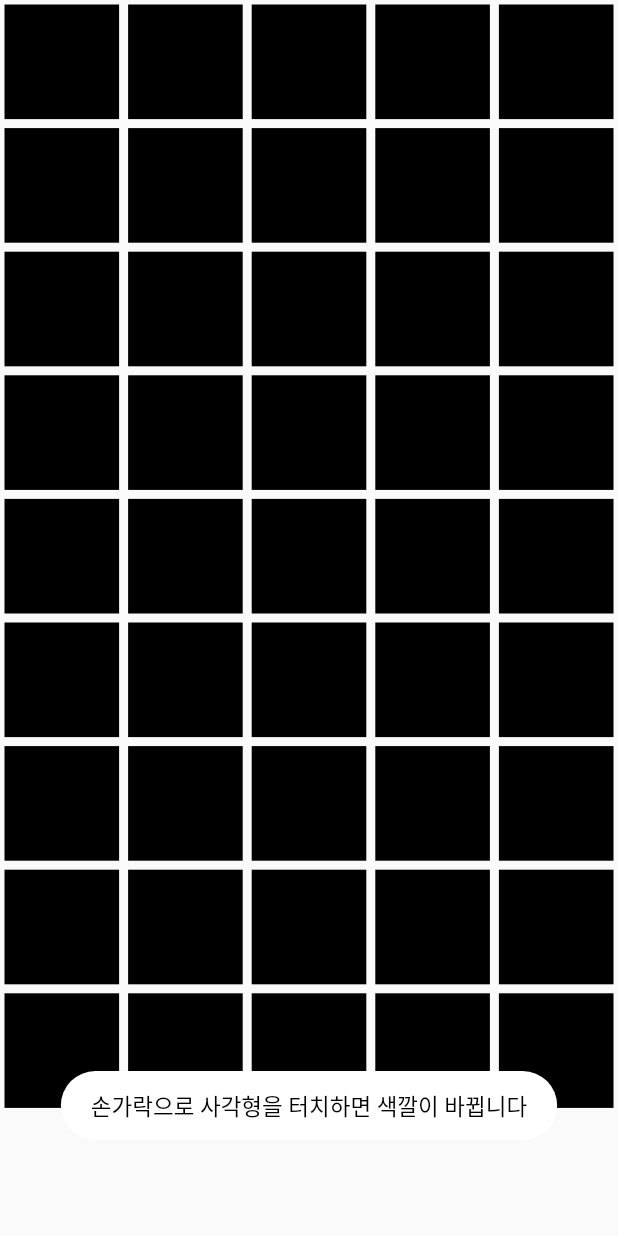
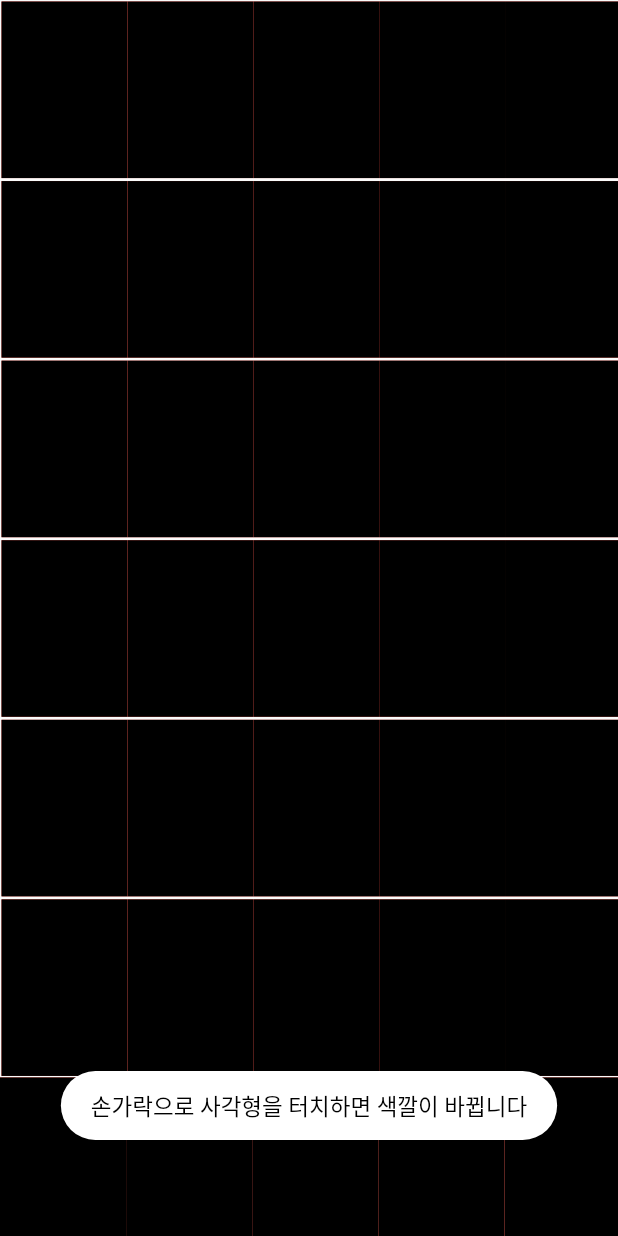
Before and after one commit to rlaqudwls25/wonders_inspection_app, a Flutter app: the screen it shows after launch, after a tap on "터치", on a phone screen of 412 x 824 dp. Run offline on Flutter 3.47's test engine with Material 2 defaults, Android fonts, the phone set to English and light mode, and no system bars; our stand-ins replace camera, connectivity, flutter_bluetooth_serial, fluttertoast, geolocator, google_maps_flutter and 4 more; missing offline and left inert: flashlight, flutter_sensor_compass, mic_stream, proximity_plugin.

Commit message:
touch 기능 구현 수정(Mediaquery적용, 스크롤 x)

```diff
--- a/lib/screens/touch.dart
+++ b/lib/screens/touch.dart
@@ -1,5 +1,9 @@
+import 'package:flutter/cupertino.dart';
 import 'package:flutter/material.dart';
 import 'package:fluttertoast/fluttertoast.dart';
+
+
+
 
 class Touch extends StatefulWidget {
   @override
@@ -19,27 +23,161 @@ class _TouchState extends State<Touch> {
         backgroundColor: Colors.white,
         textColor: Colors.black,
         fontSize: 15.0);
-    return Scaffold(
-      body: Container(
-        child: GridView.count(
-          crossAxisCount: 5,
-          children: List.generate(45, (index) {
-            return MyWidget(
-              index: index,
-              color: cellColor,
-            );
-          }),
+
+    return MaterialApp(
+      home: Scaffold(
+        body: Container(
+          child: Column(
+            mainAxisAlignment: MainAxisAlignment.center,
+            children: <Widget>[
+              Padding(
+                padding: EdgeInsets.all(1.0),
+                child: Row(
+                  mainAxisAlignment: MainAxisAlignment.spaceEvenly,
+                  children: <Widget>[
+                    touch(context),
+                    touch(context),
+                    touch(context),
+                    touch(context),
+                    touch(context),
+                  ],
+                ),
+              ),
+              Column(
+                mainAxisAlignment: MainAxisAlignment.center,
+                children: <Widget>[
+                  Padding(padding: EdgeInsets.all(1.0),
+                    child: Row(
+                      mainAxisAlignment: MainAxisAlignment.spaceEvenly,
+                      children: <Widget>[
+                        touch(context),
+                        touch(context),
+                        touch(context),
+                        touch(context),
+                        touch(context),
+                      ],
+                    ),
+                  ),
+                  Column(
+                    mainAxisAlignment: MainAxisAlignment.center,
+                    children: <Widget>[
+                      Padding(padding: EdgeInsets.all(1.0),
+                        child: Row(
+                          mainAxisAlignment: MainAxisAlignment.spaceEvenly,
+                          children: <Widget>[
+                            touch(context),
+                            touch(context),
+                            touch(context),
+                            touch(context),
+                            touch(context),
+                          ],
+                        ),
+                      ),
+                      Column(
+                        mainAxisAlignment: MainAxisAlignment.center,
+                        children: <Widget>[
+
+                          Padding(padding: EdgeInsets.all(1.0),
+                            child: Row(
+                              mainAxisAlignment: MainAxisAlignment.spaceEvenly,
+                              children: <Widget>[
+                                touch(context),
+                                touch(context),
+                                touch(context),
+                                touch(context),
+                                touch(context),
+                              ],
+                            ),
+                          ),
+                          Column(
+                            mainAxisAlignment: MainAxisAlignment.center,
+                            children: <Widget>[
+                              Padding(padding: EdgeInsets.all(1.0),
+                                child: Row(
+                                  mainAxisAlignment: MainAxisAlignment.spaceEvenly,
+                                  children: <Widget>[
+                                    touch(context),
+                                    touch(context),
+                                    touch(context),
+                                    touch(context),
+                                    touch(context),
+                                  ],
+                                ),
+                              ),
+                              Column(
+                                mainAxisAlignment: MainAxisAlignment.center,
+                                children: <Widget>[
+                                  Padding(padding: EdgeInsets.all(1.0),
+                                    child: Row(
+                                      mainAxisAlignment: MainAxisAlignment.spaceEvenly,
+                                      children: <Widget>[
+                                        touch(context),
+                                        touch(context),
+                                        touch(context),
+                                        touch(context),
+                                        touch(context),
+                                      ],
+                                    ),
+                                  ),
+                                  Column(
+                                    mainAxisAlignment: MainAxisAlignment.center,
+                                    children: <Widget>[
+                                      Row(
+                                        mainAxisAlignment: MainAxisAlignment.spaceEvenly,
+                                        children: <Widget>[
+                                          touch(context),
+                                          touch(context),
+                                          touch(context),
+                                          touch(context),
+                                          touch(context),
+                                        ],
+                                      )
+                                    ],
+                                  )
+                                ],
+                              )
+                            ],
+                          )
+                        ],
+                      )
+                    ],
+                  )
+                ],
+              )
+            ],
+          ),
         ),
       ),
+    );
+  }
 
+  Widget touch(BuildContext context){
+    final double screenHeight = MediaQuery.of(context).size.height;
+    final double screenWidth = MediaQuery.of(context).size.width;
+    final double screenPadding = MediaQuery.of(context).padding.top;
+    return Container(
+      width: (screenWidth - screenPadding) / 4.9,
+      height: (screenHeight - screenPadding) / 7.0,
+      color: Colors.red,
+      child: MyWidget(
+        color: cellColor,
+      ),
     );
+  }
 
-  }
+//  void shape(){
+//    for(var i=0; i<5; i++){
+//      for(var j=0; j<8; j++){
+//      }]
+
+//    }
+//  }
 }
 
 class MyWidget extends StatefulWidget {
   final Color color;
   final int index;
+
 
   MyWidget({this.color, this.index});
 
@@ -78,21 +216,20 @@ class _MyWidgetState extends State<MyWidget> {
           cellColor = Colors.red;
           break;
       }
-    });
+    }
+    );
   }
-
   @override
   Widget build(BuildContext context) {
     return GestureDetector(
       onTap: () => _changeCell(widget.index),
       child: Container(
-        margin: EdgeInsets.all(3.0),
-        width: double.infinity,
-        height: double.infinity,
         decoration: BoxDecoration(
           color: cellColor,
         ),
       ),
     );
   }
+
+
 }
```
